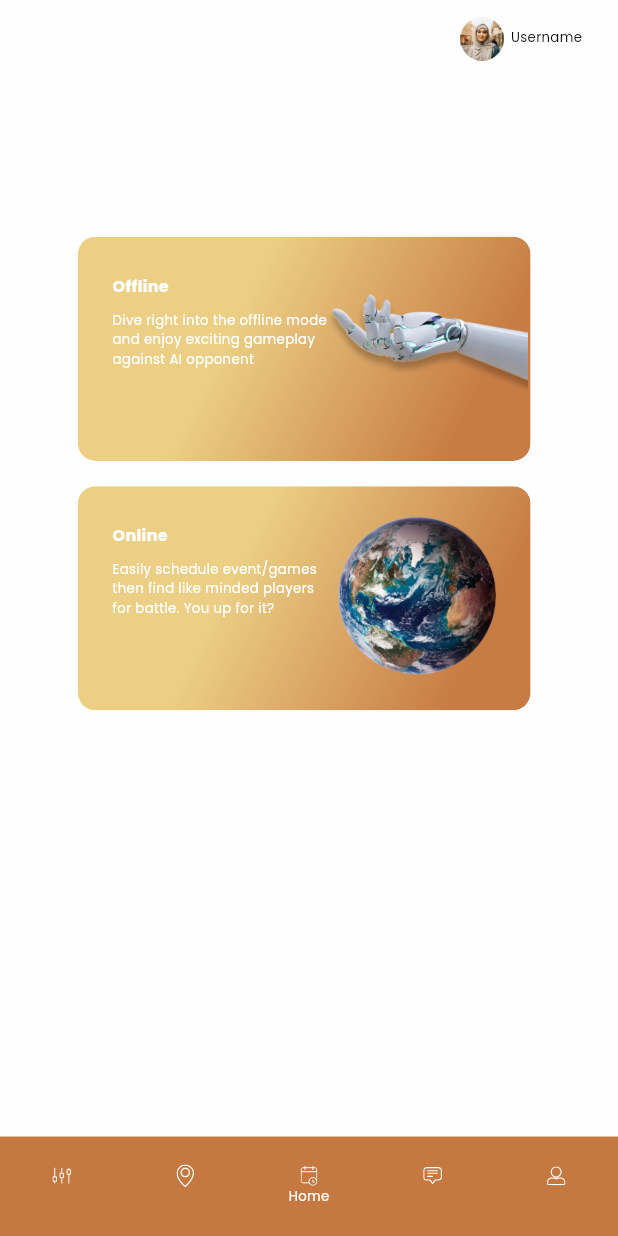
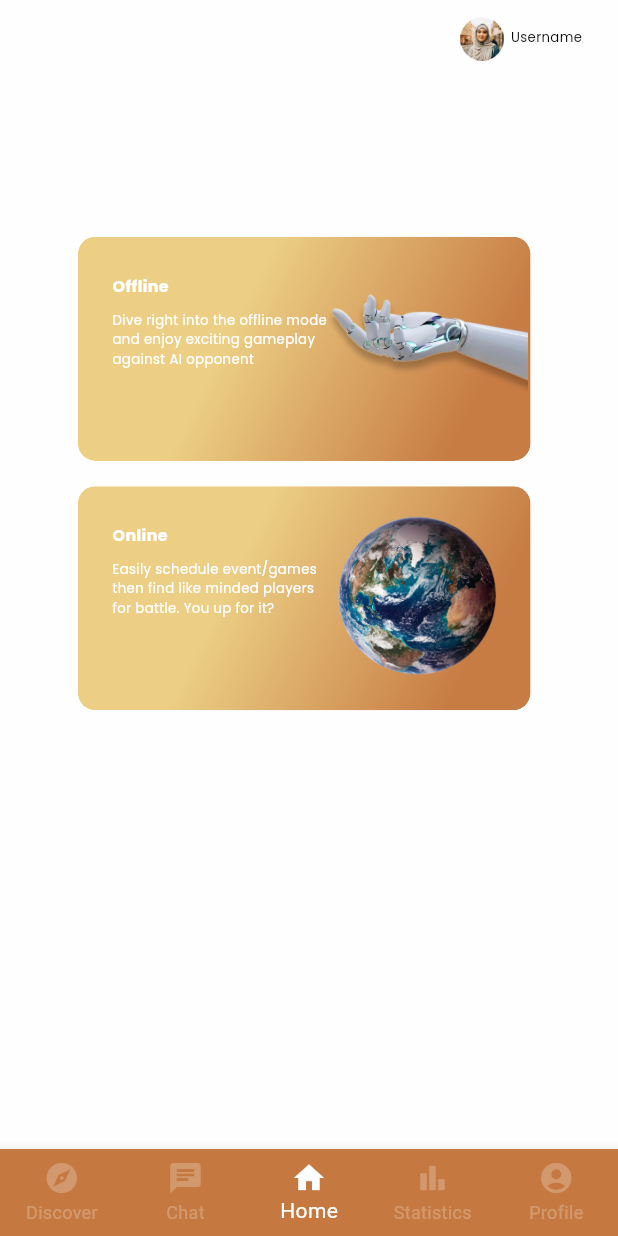
Before and after one commit to Nurmich/senior_togyzqumalaq, a Flutter app: the LandingScreenContainerScreen screen opened by its route, on a phone screen of 412 x 824 dp. Run offline on Flutter 3.47's test engine with Material 3 defaults, Android fonts, the phone set to English and light mode, and no system bars; our stand-ins replace cached_network_image, flutter_secure_storage, flutter_svg; accounts and stored records are empty.

Commit message:
Bottom navigation bar fixed

```diff
--- a/lib/presentation/landing_screen_container_screen/landing_screen_container_screen.dart
+++ b/lib/presentation/landing_screen_container_screen/landing_screen_container_screen.dart
@@ -1,59 +1,48 @@
+import 'package:flutter/material.dart';
+import 'package:nurmukhammed_s_application4/presentation/chat_screen/chat_page.dart';
+import 'package:nurmukhammed_s_application4/presentation/discover_screen/discover_page.dart';
 import 'package:nurmukhammed_s_application4/presentation/landing_screen_page/landing_screen_page.dart';
+import 'package:nurmukhammed_s_application4/presentation/profile_screen/profile_page.dart';
+import 'package:nurmukhammed_s_application4/presentation/statistics_screen/statistics_page.dart';
 import 'package:nurmukhammed_s_application4/widgets/custom_bottom_bar.dart';
-import 'package:flutter/material.dart';
 import 'package:nurmukhammed_s_application4/core/app_export.dart';
 
 // ignore_for_file: must_be_immutable
-class LandingScreenContainerScreen extends StatelessWidget {
-  LandingScreenContainerScreen({Key? key}) : super(key: key);
+class LandingScreenContainerScreen extends StatefulWidget {
+  @override
+  _LandingScreenContainerScreenState createState() =>
+      _LandingScreenContainerScreenState();
+}
 
-  GlobalKey<NavigatorState> navigatorKey = GlobalKey();
+class _LandingScreenContainerScreenState
+    extends State<LandingScreenContainerScreen> {
+  int _selectedIndex = 2;
+
+  final List<Widget> _pages = [
+    DiscoverPage(),
+    ChatPage(),
+    LandingScreenPage(),
+    StatisticsPage(),
+    ProfilePage(),
+  ];
+
+  void _onItemTapped(int index) {
+    setState(() {
+      _selectedIndex = index;
+    });
+  }
 
   @override
   Widget build(BuildContext context) {
     return Scaffold(
-        body: Navigator(
-            key: navigatorKey,
-            initialRoute: AppRoutes.landingScreenPage,
-            onGenerateRoute: (routeSetting) => PageRouteBuilder(
-                pageBuilder: (ctx, ani, ani1) =>
-                    getCurrentPage(routeSetting.name!),
-                transitionDuration: Duration(seconds: 0))),
-        bottomNavigationBar: _buildBottomBar(context));
-  }
-
-  /// Section Widget
-  Widget _buildBottomBar(BuildContext context) {
-    return CustomBottomBar(onChanged: (BottomBarEnum type) {
-      Navigator.pushNamed(navigatorKey.currentContext!, getCurrentRoute(type));
-    });
-  }
-
-  ///Handling route based on bottom click actions
-  String getCurrentRoute(BottomBarEnum type) {
-    switch (type) {
-      case BottomBarEnum.Home:
-        return AppRoutes.landingScreenPage;
-      case BottomBarEnum.Discover:
-        return "/";
-      case BottomBarEnum.Chat:
-        return "/";
-      case BottomBarEnum.Profile:
-        return "/";
-      case BottomBarEnum.Statistics:
-        return "/";
-      default:
-        return "/";
-    }
-  }
-
-  ///Handling page based on route
-  Widget getCurrentPage(String currentRoute) {
-    switch (currentRoute) {
-      case AppRoutes.landingScreenPage:
-        return LandingScreenPage();
-      default:
-        return DefaultWidget();
-    }
+      body: IndexedStack(
+        index: _selectedIndex,
+        children: _pages,
+      ),
+      bottomNavigationBar: CustomBottomBar(
+        selectedIndex: _selectedIndex,
+        onChanged: _onItemTapped,
+      ),
+    );
   }
 }
--- a/lib/routes/app_routes.dart
+++ b/lib/routes/app_routes.dart
@@ -5,6 +5,10 @@ import '../presentation/login_screen/login_screen.dart';
 import '../presentation/landing_screen_container_screen/landing_screen_container_screen.dart';
 import '../presentation/app_navigation_screen/app_navigation_screen.dart';
 import '../presentation/game_vertical_screen/gamePage.dart';
+import '../presentation/discover_screen/discover_page.dart';
+import '../presentation/chat_screen/chat_page.dart';
+import '../presentation/profile_screen/profile_page.dart';
+import '../presentation/statistics_screen/statistics_page.dart';
 
 class AppRoutes {
   static const String splashScreen = '/splash_screen';
@@ -22,12 +26,24 @@ class AppRoutes {
 
   static const String gameVerticalScreen = '/gamePage';
 
+  static const String discoverPage = '/discover_page';
+
+  static const String chatPage = '/chat_page';
+
+  static const String profilePage = '/profile_page';
+
+  static const String statisticsPage = '/statistics_page';
+
   static Map<String, WidgetBuilder> routes = {
     splashScreen: (context) => SplashScreen(),
     gameVerticalScreen: (context) => TogyzQumalaqGame(),
     createAccountScreen: (context) => CreateAccountScreen(),
     loginScreen: (context) => LoginScreen(),
     landingScreenContainerScreen: (context) => LandingScreenContainerScreen(),
-    appNavigationScreen: (context) => AppNavigationScreen()
+    appNavigationScreen: (context) => AppNavigationScreen(),
+    discoverPage: (context) => DiscoverPage(),
+    chatPage: (context) => ChatPage(),
+    profilePage: (context) => ProfilePage(),
+    statisticsPage: (context) => StatisticsPage(),
   };
 }
--- a/lib/widgets/custom_bottom_bar.dart
+++ b/lib/widgets/custom_bottom_bar.dart
@@ -1,150 +1,46 @@
-import 'package:flutter_svg_provider/flutter_svg_provider.dart' as fs;
 import 'package:flutter/material.dart';
-import 'package:nurmukhammed_s_application4/core/app_export.dart';
 
-class CustomBottomBar extends StatefulWidget {
-  CustomBottomBar({this.onChanged});
+enum BottomBarEnum { Home, Discover, Chat, Profile, Statistics }
 
-  final Function(BottomBarEnum)? onChanged;
+class CustomBottomBar extends StatelessWidget {
+  final int selectedIndex;
+  final Function(int) onChanged;
 
-  @override
-  CustomBottomBarState createState() => CustomBottomBarState();
-}
-
-class CustomBottomBarState extends State<CustomBottomBar> {
-  int selectedIndex = 2;
-
-  List<BottomMenuModel> bottomMenuList = [
-    BottomMenuModel(
-      icon: ImageConstant.imgNavStatistics,
-      activeIcon: ImageConstant.imgNavStatistics,
-      title: "Statistics",
-      type: BottomBarEnum.Statistics,
-    ),
-    BottomMenuModel(
-      icon: ImageConstant.imgNavDiscover,
-      activeIcon: ImageConstant.imgNavDiscover,
-      title: "Discover",
-      type: BottomBarEnum.Discover,
-    ),
-    BottomMenuModel(
-      icon: ImageConstant.imgCalendar,
-      activeIcon: ImageConstant.imgCalendar,
-      title: "Home",
-      type: BottomBarEnum.Home,
-    ),
-    BottomMenuModel(
-      icon: ImageConstant.imgNavChat,
-      activeIcon: ImageConstant.imgNavChat,
-      title: "Chat",
-      type: BottomBarEnum.Chat,
-    ),
-    BottomMenuModel(
-      icon: ImageConstant.imgLock,
-      activeIcon: ImageConstant.imgLock,
-      title: "Profile",
-      type: BottomBarEnum.Profile,
-    )
-  ];
+  CustomBottomBar({required this.selectedIndex, required this.onChanged});
 
   @override
   Widget build(BuildContext context) {
-    return Container(
-      height: 75.v,
-      child: BottomNavigationBar(
-        backgroundColor: Color(0xFFC57941),
-        showSelectedLabels: false,
-        showUnselectedLabels: false,
-        selectedFontSize: 0,
-        elevation: 0,
+    return BottomNavigationBar(
       currentIndex: selectedIndex,
-        type: BottomNavigationBarType.fixed,
-        items: List.generate(bottomMenuList.length, (index) {
-          return BottomNavigationBarItem(
-            icon: Column(
-              mainAxisSize: MainAxisSize.min,
-              crossAxisAlignment: CrossAxisAlignment.center,
-              children: [
-                CustomImageView(
-                  imagePath: index == selectedIndex
-                      ? bottomMenuList[index].activeIcon
-                      : bottomMenuList[index].icon,
-                  height: index == selectedIndex ? 15.v : 17.v,
-                  width: index == selectedIndex ? 17.h : 13.h,
-                  color: appTheme.whiteA700,
+      onTap: onChanged,
+      items: const [
+        BottomNavigationBarItem(
+          icon: Icon(Icons.explore),
+          label: 'Discover',
         ),
-                Padding(
-                  padding: EdgeInsets.only(top: 1.v),
-                  child: Text(
-                    bottomMenuList[index].title ?? "",
-                    style: CustomTextStyles.bodySmallWhiteA70010.copyWith(
-                      color: index == selectedIndex
-                          ? appTheme.whiteA700
-                          : Color(0xFFC57941),
+        BottomNavigationBarItem(
+          icon: Icon(Icons.chat),
+          label: 'Chat',
         ),
+        BottomNavigationBarItem(
+          icon: Icon(Icons.home),
+          label: 'Home',
         ),
+        BottomNavigationBarItem(
+          icon: Icon(Icons.bar_chart),
+          label: 'Statistics',
+        ),
+        BottomNavigationBarItem(
+          icon: Icon(Icons.account_circle),
+          label: 'Profile',
         ),
       ],
-            ),
-            label: '',
-          );
-        }),
-        onTap: (index) {
-          setState(() {
-            selectedIndex = index;
-          });
-          widget.onChanged?.call(bottomMenuList[index].type);
-        },
-      ),
+      type: BottomNavigationBarType.fixed,
+      backgroundColor: Color(0xFFC57941),
+      selectedItemColor: Colors.white,
+      unselectedItemColor: Colors.white24,
+      showUnselectedLabels: true,
+      showSelectedLabels: true,
     );
   }
 }
-
-enum BottomBarEnum {
-  Statistics,
-  Discover,
-  Home,
-  Chat,
-  Profile,
-}
-
-class BottomMenuModel {
-  BottomMenuModel({
-    required this.icon,
-    required this.activeIcon,
-    this.title,
-    required this.type,
-  });
-
-  String icon;
-
-  String activeIcon;
-
-  String? title;
-
-  BottomBarEnum type;
-}
-
-class DefaultWidget extends StatelessWidget {
-  @override
-  Widget build(BuildContext context) {
-    return Container(
-      color: Color(0xffffffff),
-      padding: EdgeInsets.all(10),
-      child: Center(
-        child: Column(
-          crossAxisAlignment: CrossAxisAlignment.start,
-          mainAxisAlignment: MainAxisAlignment.center,
-          children: [
-            Text(
-              'Please replace the respective Widget here',
-              style: TextStyle(
-                fontSize: 18,
-              ),
-            ),
-          ],
-        ),
-      ),
-    );
-  }
-}
```
Also changed, not shown: lib/presentation/chat_screen/chat_page.dart (added, +19 -0 lines), lib/presentation/discover_screen/discover_page.dart (added, +26 -0 lines), lib/presentation/game_vertical_screen/gamePage.dart (+3 -5 lines), lib/presentation/profile_screen/profile_page.dart (added, +19 -0 lines), lib/presentation/statistics_screen/statistics_page.dart (added, +19 -0 lines). Lines whose indentation alone changed are shown as unchanged.
